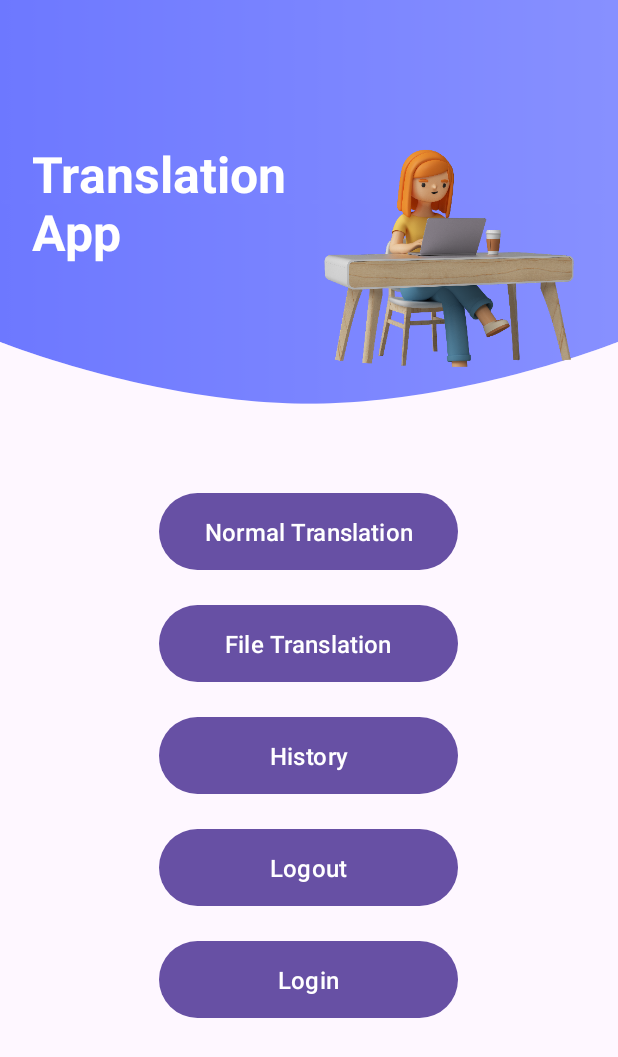
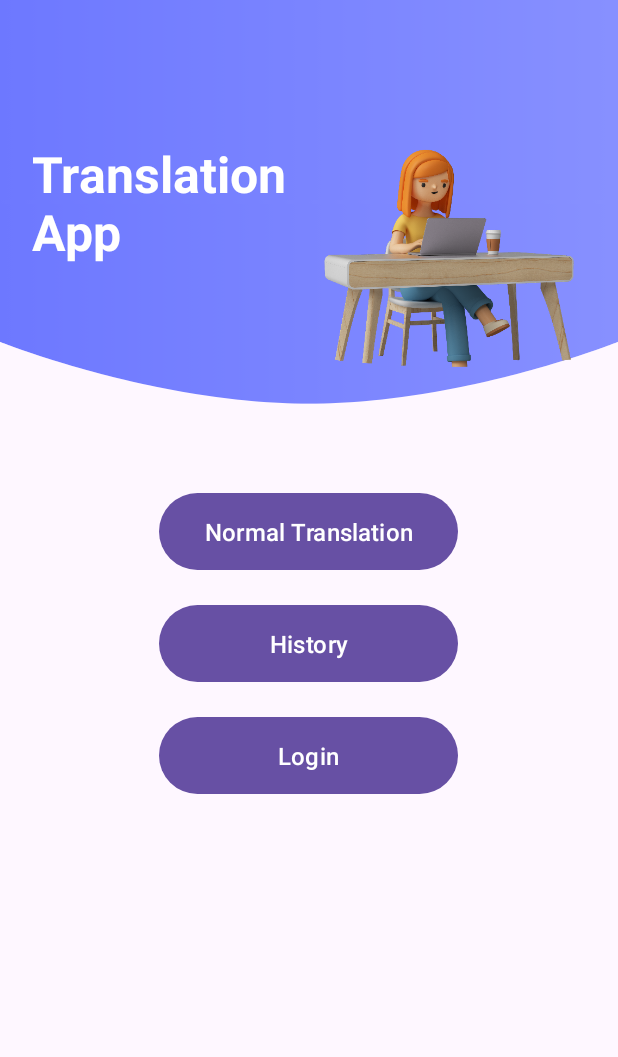
Before and after one commit to Hauooo/Assignment, an Android app: the screen it shows after launch (MainActivity), on a phone screen of 412 x 824 dp. Shown: the top 1057 px of the screen. Run offline under Robolectric (Android 15) with nearby library versions, the phone set to English and light mode, and no system bars.

Commit message:
removed file translation and logout

```diff
--- a/app/src/main/java/my/edu/utar/assignment/MainActivity.java
+++ b/app/src/main/java/my/edu/utar/assignment/MainActivity.java
@@ -38,16 +38,7 @@ public class MainActivity extends AppCompatActivity {
             }
         });
 
-        Button logoutButton = findViewById(R.id.action_logout);
-        logoutButton.setOnClickListener(new View.OnClickListener() {
-            @Override
-            public void onClick(View v) {
-                Intent logout = new Intent(MainActivity.this, LoginActivity.class);
-                logout.addFlags(Intent.FLAG_ACTIVITY_CLEAR_TOP);
-                startActivity(logout);
-                finish();
-            }
-        });
+
 
         Button loginButton = findViewById(R.id.login);
         loginButton.setOnClickListener(new View.OnClickListener() {
--- a/app/src/main/res/layout/activity_main.xml
+++ b/app/src/main/res/layout/activity_main.xml
@@ -78,13 +78,6 @@
                     android:textSize="16dp"
                     android:text="Normal Translation" />
 
-                <com.google.android.material.button.MaterialButton
-                    android:id="@+id/action_file_translation"
-                    android:layout_width="199dp"
-                    android:layout_height="59dp"
-                    android:layout_marginTop="15dp"
-                    android:textSize="16dp"
-                    android:text="File Translation" />
 
                 <com.google.android.material.button.MaterialButton
                     android:id="@+id/action_history"
@@ -94,13 +87,7 @@
                     android:textSize="16dp"
                     android:text="History" />
 
-                <com.google.android.material.button.MaterialButton
-                    android:id="@+id/action_logout"
-                    android:layout_width="199dp"
-                    android:layout_height="59dp"
-                    android:layout_marginTop="15dp"
-                    android:textSize="16dp"
-                    android:text="Logout" />
+
 
                 <com.google.android.material.button.MaterialButton
                     android:id="@+id/login"
```
